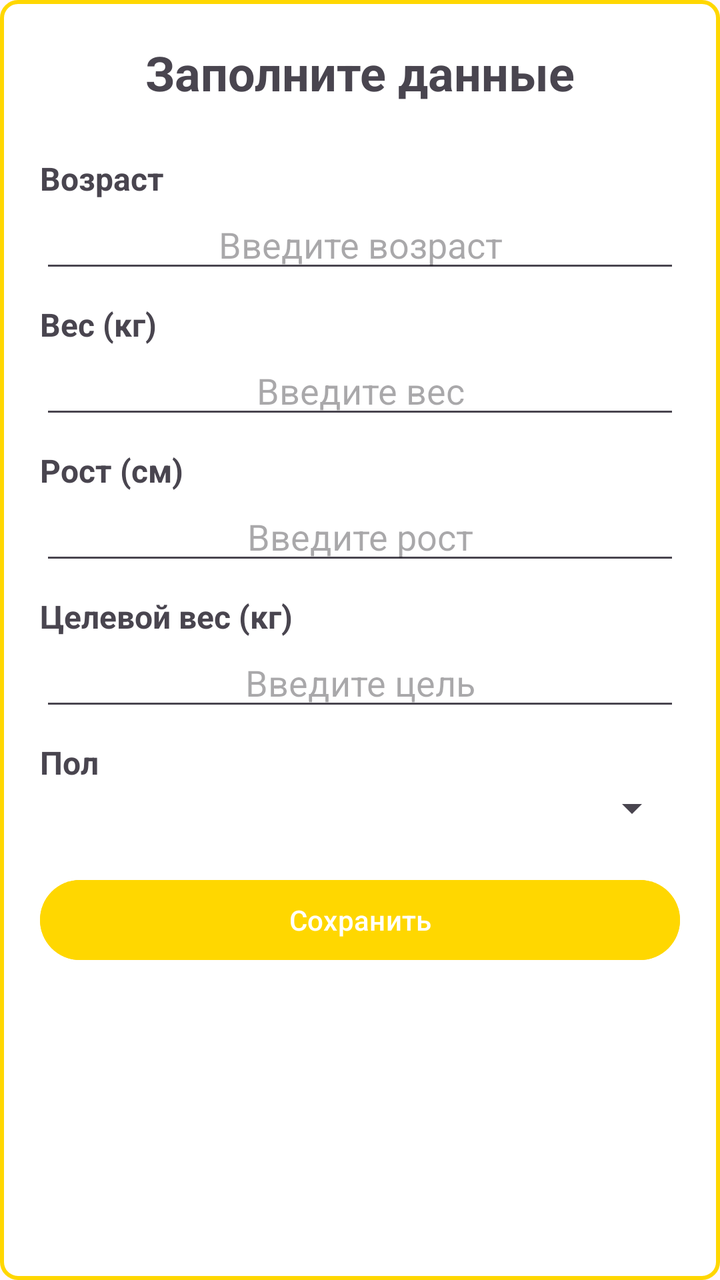
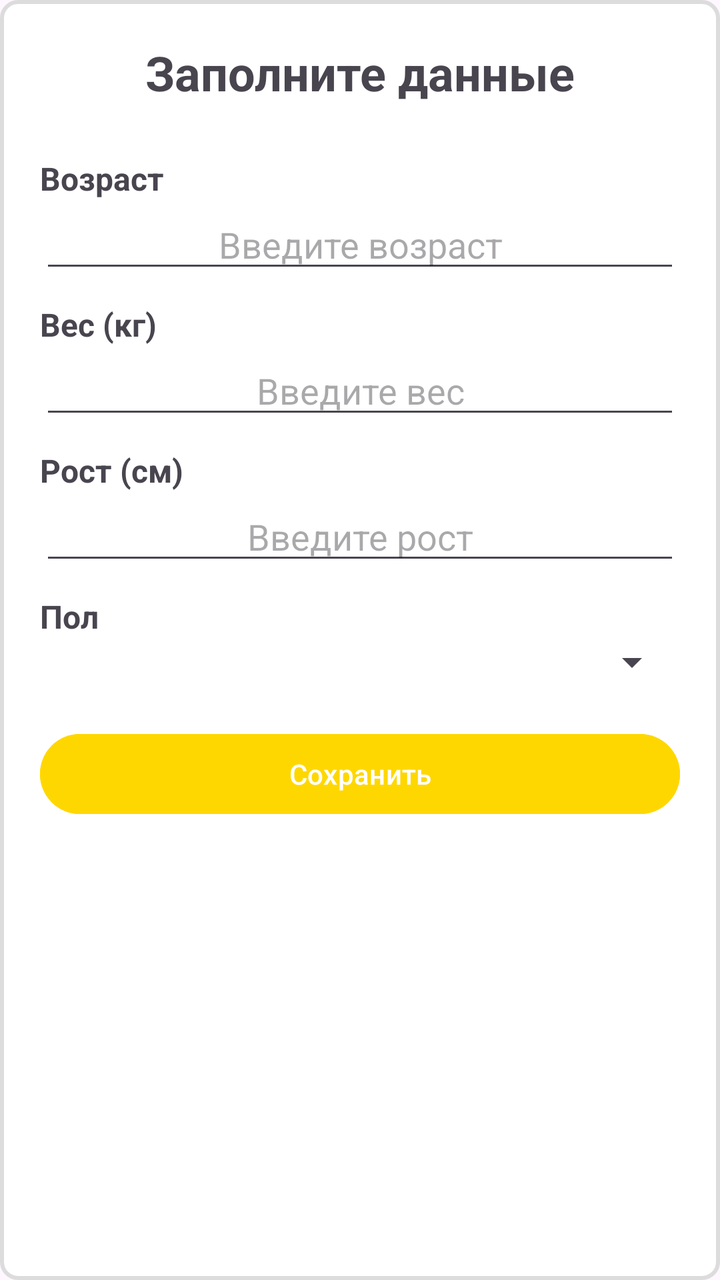

Two renders of the same Android screen: before a commit and after it. Below are the layout's source before the change and the commit's diff.
<!-- AndroidManifest.xml: application theme Theme.Diplom -->
<!-- res/layout/dialog_prof.xml -->
<?xml version="1.0" encoding="utf-8"?>
<ScrollView xmlns:android="http://schemas.android.com/apk/res/android"
    android:layout_width="match_parent"
    android:layout_height="wrap_content"
    android:background="@drawable/linear_bg_white">

    <LinearLayout
        android:layout_width="match_parent"
        android:layout_height="wrap_content"
        android:orientation="vertical"
        android:padding="20dp">

        <TextView
            android:layout_width="match_parent"
            android:layout_height="wrap_content"
            android:text="Заполните данные"
            android:textSize="24sp"
            android:textStyle="bold"
            android:gravity="center"
            android:layout_marginBottom="16dp"/>

        
        <TextView
            android:layout_width="match_parent"
            android:layout_height="wrap_content"
            android:text="Возраст"
            android:textSize="16sp"
            android:textStyle="bold"
            android:layout_marginTop="10dp"/>
        <EditText
            android:id="@+id/inputAge"
            android:layout_width="match_parent"
            android:layout_height="wrap_content"
            android:hint="Введите возраст"
            android:inputType="number"
            android:gravity="center"/>

        
        <TextView
            android:layout_width="match_parent"
            android:layout_height="wrap_content"
            android:text="Вес (кг)"
            android:textSize="16sp"
            android:textStyle="bold"
            android:layout_marginTop="10dp"/>
        <EditText
            android:id="@+id/inputWeight"
            android:layout_width="match_parent"
            android:layout_height="wrap_content"
            android:hint="Введите вес"
            android:inputType="number"
            android:gravity="center"/>

        
        <TextView
            android:layout_width="match_parent"
            android:layout_height="wrap_content"
            android:text="Рост (см)"
            android:textSize="16sp"
            android:textStyle="bold"
            android:layout_marginTop="10dp"/>
        <EditText
            android:id="@+id/inputHeight"
            android:layout_width="match_parent"
            android:layout_height="wrap_content"
            android:hint="Введите рост"
            android:inputType="number"
            android:gravity="center"/>



        
        <TextView
            android:layout_width="match_parent"
            android:layout_height="wrap_content"
            android:text="Целевой вес (кг)"
            android:textSize="16sp"
            android:textStyle="bold"
            android:layout_marginTop="10dp"/>
        <EditText
            android:id="@+id/inputGoal"
            android:layout_width="match_parent"
            android:layout_height="wrap_content"
            android:hint="Введите цель"
            android:inputType="number"
            android:gravity="center"/>

        
        <TextView
            android:layout_width="match_parent"
            android:layout_height="wrap_content"
            android:text="Пол"
            android:textSize="16sp"
            android:textStyle="bold"
            android:layout_marginTop="10dp"/>
        <Spinner
            android:id="@+id/genderSpinner"
            android:layout_width="match_parent"
            android:layout_height="wrap_content"/>



        
        <Button
            android:id="@+id/saveBtn"
            android:layout_width="match_parent"
            android:layout_height="wrap_content"
            android:text="Сохранить"
            android:textColor="#FFFFFF"
            android:backgroundTint="#FFD700"
            android:layout_marginTop="20dp"/>
    </LinearLayout>
</ScrollView>
<!-- resources referenced by this layout -->
<resources>
  <!-- drawable linear_bg_white (drawable) -->
  <shape xmlns:android="http://schemas.android.com/apk/res/android"
      android:shape="rectangle">
  
      
      <solid android:color="#FFFF" />
  
      
      <stroke
          android:width="2dp"
          android:color="#FFD700" />
  
      
      <corners android:radius="8dp" />
  </shape>
  <style name="Theme.Diplom" parent="Base.Theme.Diplom" />
  <style name="Base.Theme.Diplom" parent="Theme.Material3.DayNight.NoActionBar">
          
          
      </style>
</resources>

<!-- the commit's change to res/layout/dialog_prof.xml (unified diff, before → after) -->
@@ -69,21 +69,6 @@
 
 
 
-        
-        <TextView
-            android:layout_width="match_parent"
-            android:layout_height="wrap_content"
-            android:text="Целевой вес (кг)"
-            android:textSize="16sp"
-            android:textStyle="bold"
-            android:layout_marginTop="10dp"/>
-        <EditText
-            android:id="@+id/inputGoal"
-            android:layout_width="match_parent"
-            android:layout_height="wrap_content"
-            android:hint="Введите цель"
-            android:inputType="number"
-            android:gravity="center"/>
 
         
         <TextView
<!-- resource entries referenced after the edit -->
@@ -10,7 +10,7 @@
       
       <stroke
           android:width="2dp"
-          android:color="#FFD700" />
+          android:color="#DCDCDC" />
   
       
       <corners android:radius="8dp" />
